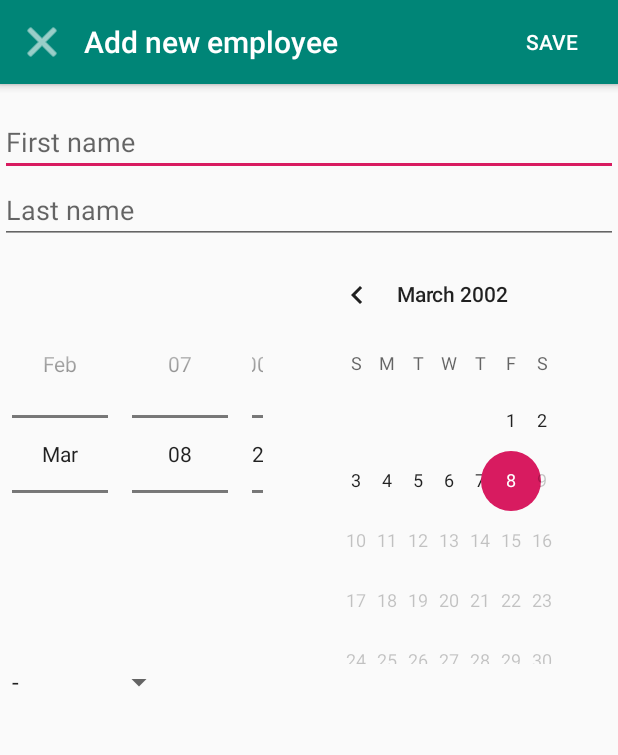
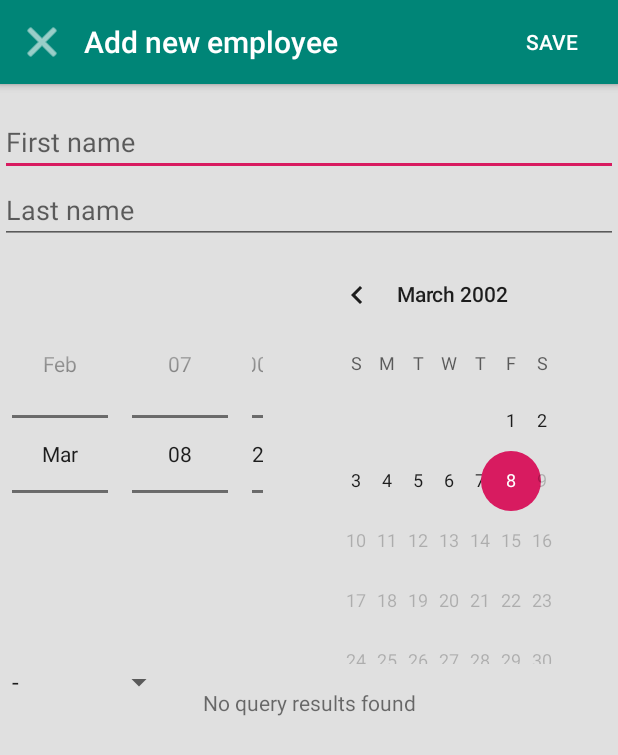
Before and after one commit to DawidLijewski/demo-android-db, an Android app: the screen it shows after launch (MainActivity), after a tap on an icon or button, on a phone screen of 412 x 824 dp. Shown: the top 755 px of the screen. Run offline under Robolectric (Android 15) with nearby library versions, the phone set to English and light mode, and no system bars; our stand-ins replace Dagger/Hilt's generated code, Room's generated code, Timber, data binding; libraries missing offline, so code that uses them is left out: lijewski.demodb.databinding.

```diff
--- /dev/null
+++ b/app/src/main/java/lijewski/demodb/di/module/DashboardModule.kt
@@ -0,0 +1,19 @@
+package lijewski.demodb.di.module
+
+import dagger.Module
+import dagger.Provides
+import lijewski.demodb.presentation.adapter.EmployeeListAdapter
+import lijewski.demodb.presentation.dashboard.DashboardFragment
+
+@Module
+class DashboardModule {
+    @Provides
+    fun bindEmployeeListAdapter(onItemClickedListener: EmployeeListAdapter.OnItemClickedListener): EmployeeListAdapter {
+        return EmployeeListAdapter(onItemClickedListener)
+    }
+
+    @Provides
+    fun bindClickListener(dashboardFragment: DashboardFragment): EmployeeListAdapter.OnItemClickedListener {
+        return dashboardFragment
+    }
+}
--- a/app/src/main/java/lijewski/demodb/di/module/DialogModule.kt
+++ b/app/src/main/java/lijewski/demodb/di/module/DialogModule.kt
@@ -2,13 +2,13 @@ package lijewski.demodb.di.module
 
 import dagger.Module
 import dagger.Provides
-import lijewski.demodb.presentation.main.DialogInterface
 import lijewski.demodb.presentation.main.MainActivity
+import lijewski.demodb.presentation.main.MainDialogInterface
 
 @Module
 class DialogModule {
     @Provides
-    fun bindDismissListener(mainActivity: MainActivity): DialogInterface {
+    fun bindDismissListener(mainActivity: MainActivity): MainDialogInterface {
         return mainActivity
     }
 }
--- a/app/src/main/java/lijewski/demodb/di/module/MainModule.kt
+++ b/app/src/main/java/lijewski/demodb/di/module/MainModule.kt
@@ -3,14 +3,14 @@ package lijewski.demodb.di.module
 import dagger.Module
 import dagger.android.ContributesAndroidInjector
 import lijewski.demodb.presentation.add.AddEmployeeDialogFragment
-import lijewski.demodb.presentation.main.MainFragment
+import lijewski.demodb.presentation.dashboard.DashboardFragment
 import lijewski.demodb.presentation.search.SearchEmployeeFragment
 
 @Suppress("unused")
 @Module(includes = [DialogModule::class])
 abstract class MainModule {
-    @ContributesAndroidInjector
-    abstract fun contributeMainFragment(): MainFragment
+    @ContributesAndroidInjector(modules = [(DashboardModule::class)])
+    abstract fun contributeDashboardFragment(): DashboardFragment
 
     @ContributesAndroidInjector
     abstract fun contributeAddEmployeeDialogFragment(): AddEmployeeDialogFragment
--- a/app/src/main/java/lijewski/demodb/di/module/ViewModelModule.kt
+++ b/app/src/main/java/lijewski/demodb/di/module/ViewModelModule.kt
@@ -8,7 +8,7 @@ import dagger.multibindings.IntoMap
 import lijewski.demodb.di.factory.ViewModelFactory
 import lijewski.demodb.di.key.ViewModelKey
 import lijewski.demodb.presentation.add.AddEmployeeViewModel
-import lijewski.demodb.presentation.main.MainViewModel
+import lijewski.demodb.presentation.dashboard.DashboardViewModel
 import lijewski.demodb.presentation.search.SearchEmployeeViewModel
 
 @Suppress("unused")
@@ -19,8 +19,8 @@ abstract class ViewModelModule {
 
     @Binds
     @IntoMap
-    @ViewModelKey(MainViewModel::class)
-    abstract fun bindMainViewModel(mainViewModel: MainViewModel): ViewModel
+    @ViewModelKey(DashboardViewModel::class)
+    abstract fun bindDashboardViewModel(mainViewModel: DashboardViewModel): ViewModel
 
     @Binds
     @IntoMap
--- /dev/null
+++ b/app/src/main/java/lijewski/demodb/presentation/dashboard/DashboardFragment.kt
@@ -0,0 +1,66 @@
+package lijewski.demodb.presentation.dashboard
+
+import android.os.Bundle
+import android.view.LayoutInflater
+import android.view.View
+import android.view.ViewGroup
+import android.widget.Toast
+import androidx.lifecycle.Observer
+import androidx.lifecycle.ViewModelProvider
+import dagger.android.support.DaggerFragment
+import kotlinx.android.synthetic.main.dashboard_fragment.*
+import lijewski.demodb.app.R
+import lijewski.demodb.domain.model.Employee
+import lijewski.demodb.presentation.adapter.EmployeeListAdapter
+import timber.log.Timber
+import javax.inject.Inject
+
+class DashboardFragment : DaggerFragment(), EmployeeListAdapter.OnItemClickedListener {
+    companion object {
+        const val TAG: String = "DashboardFragment"
+    }
+
+    @Inject
+    lateinit var viewModelFactory: ViewModelProvider.Factory
+
+    @Inject
+    lateinit var adapter: EmployeeListAdapter
+
+    private val dashboardViewModel: DashboardViewModel by lazy {
+        ViewModelProvider(this, viewModelFactory).get(DashboardViewModel::class.java)
+    }
+
+    override fun onCreateView(
+        inflater: LayoutInflater, container: ViewGroup?, savedInstanceState: Bundle?
+    ): View {
+        return inflater.inflate(R.layout.dashboard_fragment, container, false)
+    }
+
+    override fun onActivityCreated(savedInstanceState: Bundle?) {
+        super.onActivityCreated(savedInstanceState)
+
+        with(dashboardViewModel) {
+            isLoading.observe(viewLifecycleOwner, Observer {
+                it?.let {
+                    main_progressbar.visibility = if (it) View.VISIBLE else View.GONE
+                }
+            })
+
+            employeeList.observe(viewLifecycleOwner, Observer {
+                adapter.updateEmployeeList(it)
+            })
+            error.observe(viewLifecycleOwner, Observer {
+                Timber.e(it)
+                showFetchErrorToast()
+            })
+        }
+    }
+
+    override fun onItemClicked(employee: Employee, position: Int) {
+        Timber.d("Clicked employee: %s %s, position nr: %d", employee.lastName, employee.firstName, position)
+    }
+
+    private fun showFetchErrorToast() {
+        Toast.makeText(context, R.string.error_saving_data, Toast.LENGTH_SHORT).show()
+    }
+}
--- a/app/src/main/java/lijewski/demodb/presentation/main/MainViewModel.kt
+++ b/app/src/main/java/lijewski/demodb/presentation/dashboard/DashboardViewModel.kt
@@ -1,10 +1,10 @@
-package lijewski.demodb.presentation.main
+package lijewski.demodb.presentation.dashboard
 
 import lijewski.demodb.domain.usecase.employee.GetAllEmployeesUseCase
 import lijewski.demodb.presentation.base.BaseEmployeeViewModel
 import javax.inject.Inject
 
-class MainViewModel @Inject constructor(
+class DashboardViewModel @Inject constructor(
     private val getAllEmployeesUseCase: GetAllEmployeesUseCase
 ) : BaseEmployeeViewModel() {
 
--- a/app/src/main/java/lijewski/demodb/presentation/main/MainActivity.kt
+++ b/app/src/main/java/lijewski/demodb/presentation/main/MainActivity.kt
@@ -1,35 +1,26 @@
 package lijewski.demodb.presentation.main
 
 import android.os.Bundle
-import androidx.appcompat.app.AppCompatActivity
 import androidx.fragment.app.FragmentTransaction
-import dagger.android.AndroidInjection
-import dagger.android.DispatchingAndroidInjector
-import dagger.android.HasAndroidInjector
+import dagger.android.support.DaggerAppCompatActivity
 import kotlinx.android.synthetic.main.main_activity.*
 import lijewski.demodb.app.R
 import lijewski.demodb.presentation.add.AddEmployeeDialogFragment
-import javax.inject.Inject
+import lijewski.demodb.presentation.dashboard.DashboardFragment
 
-class MainActivity : AppCompatActivity(), HasAndroidInjector, DialogInterface {
-    @Inject
-    lateinit var dispatchingAndroidInjector: DispatchingAndroidInjector<Any>
-
-    override fun androidInjector() = dispatchingAndroidInjector
-
+class MainActivity : DaggerAppCompatActivity(), MainDialogInterface {
 
     override fun onCreate(savedInstanceState: Bundle?) {
-        AndroidInjection.inject(this)
         super.onCreate(savedInstanceState)
         setContentView(R.layout.main_activity)
 
         setSupportActionBar(toolbar)
 
         if (savedInstanceState == null) {
-            val fragment = MainFragment()
+            val fragment = DashboardFragment()
             supportFragmentManager.beginTransaction()
                 .add(R.id.fragment_container, fragment,
-                    MainFragment.TAG
+                    DashboardFragment.TAG
                 ).commit()
         }
 
@@ -50,4 +41,10 @@ class MainActivity : AppCompatActivity(), HasAndroidInjector, DialogInterface {
     override fun onCloseDialog() {
         fab.show()
     }
+
+    override fun onBackPressed() {
+        super.onBackPressed()
+
+        fab.show()
+    }
 }
--- a/app/src/main/java/lijewski/demodb/presentation/main/DialogInterface.kt
+++ b/app/src/main/java/lijewski/demodb/presentation/main/MainDialogInterface.kt
@@ -1,5 +1,5 @@
 package lijewski.demodb.presentation.main
 
-interface DialogInterface {
+interface MainDialogInterface {
     fun onCloseDialog()
 }
--- a/app/src/main/java/lijewski/demodb/presentation/main/MainFragment.kt
+++ /dev/null
@@ -1,45 +0,0 @@
-package lijewski.demodb.presentation.main
-
-import android.os.Bundle
-import android.view.LayoutInflater
-import android.view.View
-import android.view.ViewGroup
-import androidx.lifecycle.Observer
-import androidx.lifecycle.ViewModelProvider
-import dagger.android.support.DaggerFragment
-import kotlinx.android.synthetic.main.main_fragment.*
-import lijewski.demodb.app.R
-import javax.inject.Inject
-
-class MainFragment : DaggerFragment() {
-    companion object {
-        const val TAG: String = "MainFragment"
-    }
-
-    @Inject
-    lateinit var viewModelFactory: ViewModelProvider.Factory
-
-    private val mainViewModel: MainViewModel by lazy {
-        ViewModelProvider(this, viewModelFactory).get(MainViewModel::class.java)
-    }
-
-    override fun onCreateView(
-        inflater: LayoutInflater, container: ViewGroup?, savedInstanceState: Bundle?
-    ): View {
-        return inflater.inflate(R.layout.main_fragment, container, false)
-    }
-
-    override fun onActivityCreated(savedInstanceState: Bundle?) {
-        super.onActivityCreated(savedInstanceState)
-
-        with(mainViewModel) {
-            isLoading.observe(viewLifecycleOwner, Observer {
-                it?.let {
-                    main_progressbar.visibility = if (it) View.VISIBLE else View.GONE
-                }
-            })
-
-            //TODO: load employees into recyclerview
-        }
-    }
-}
--- /dev/null
+++ b/app/src/main/res/layout/dashboard_fragment.xml
@@ -0,0 +1,51 @@
+<?xml version="1.0" encoding="utf-8"?>
+<layout xmlns:android="http://schemas.android.com/apk/res/android"
+    xmlns:app="http://schemas.android.com/apk/res-auto"
+    xmlns:tools="http://schemas.android.com/tools">
+
+    <data>
+
+        <import type="android.view.View" />
+
+        <variable
+            name="viewModel"
+            type="lijewski.demodb.presentation.dashboard.DashboardViewModel" />
+    </data>
+
+    <androidx.constraintlayout.widget.ConstraintLayout
+        android:layout_width="match_parent"
+        android:layout_height="match_parent"
+        app:layout_behavior="@string/appbar_scrolling_view_behavior"
+        tools:context="lijewski.demodb.presentation.dashboard.DashboardFragment">
+
+        <TextView
+            android:layout_width="wrap_content"
+            android:layout_height="wrap_content"
+            android:text="@string/no_query_results"
+            app:layout_constraintBottom_toBottomOf="parent"
+            app:layout_constraintLeft_toLeftOf="parent"
+            app:layout_constraintRight_toRightOf="parent"
+            app:layout_constraintTop_toTopOf="parent"
+            app:visibleGone="@{viewModel.employeeList.empty}" />
+
+        <androidx.recyclerview.widget.RecyclerView
+            android:id="@+id/recycler_view"
+            android:layout_width="match_parent"
+            android:layout_height="match_parent"
+            app:layoutManager="LinearLayoutManager"
+            app:layout_constraintLeft_toLeftOf="parent"
+            app:layout_constraintTop_toTopOf="parent" />
+
+        <ProgressBar
+            android:id="@+id/main_progressbar"
+            style="?android:attr/progressBarStyleLarge"
+            android:layout_width="wrap_content"
+            android:layout_height="wrap_content"
+            app:layout_constraintBottom_toBottomOf="parent"
+            app:layout_constraintLeft_toLeftOf="parent"
+            app:layout_constraintRight_toRightOf="parent"
+            app:layout_constraintTop_toTopOf="parent"
+            app:visibleGone="@{viewModel.isLoading}" />
+
+    </androidx.constraintlayout.widget.ConstraintLayout>
+</layout>
--- a/app/src/main/res/layout/main_fragment.xml
+++ /dev/null
@@ -1,29 +0,0 @@
-<?xml version="1.0" encoding="utf-8"?>
-<androidx.constraintlayout.widget.ConstraintLayout xmlns:android="http://schemas.android.com/apk/res/android"
-    xmlns:app="http://schemas.android.com/apk/res-auto"
-    xmlns:tools="http://schemas.android.com/tools"
-    android:layout_width="match_parent"
-    android:layout_height="match_parent"
-    app:layout_behavior="@string/appbar_scrolling_view_behavior"
-    tools:context="lijewski.demodb.presentation.main.MainFragment">
-
-    <androidx.recyclerview.widget.RecyclerView
-        android:id="@+id/recycler_view"
-        android:layout_width="match_parent"
-        android:layout_height="match_parent"
-        app:layoutManager="LinearLayoutManager"
-        app:layout_constraintLeft_toLeftOf="parent"
-        app:layout_constraintTop_toTopOf="parent" />
-
-    <ProgressBar
-        android:id="@+id/main_progressbar"
-        style="?android:attr/progressBarStyleLarge"
-        android:layout_width="wrap_content"
-        android:layout_height="wrap_content"
-        android:visibility="gone"
-        app:layout_constraintBottom_toBottomOf="parent"
-        app:layout_constraintLeft_toLeftOf="parent"
-        app:layout_constraintRight_toRightOf="parent"
-        app:layout_constraintTop_toTopOf="parent" />
-
-</androidx.constraintlayout.widget.ConstraintLayout>
--- a/app/src/main/res/values/colors.xml
+++ b/app/src/main/res/values/colors.xml
@@ -3,4 +3,6 @@
     <color name="colorPrimary">#008577</color>
     <color name="colorPrimaryDark">#00574B</color>
     <color name="colorAccent">#D81B60</color>
+
+    <color name="grey_300">#E0E0E0</color>
 </resources>
--- a/app/src/main/res/values/strings.xml
+++ b/app/src/main/res/values/strings.xml
@@ -13,6 +13,12 @@
     <string name="addemployee_dialog_title">Add new employee</string>
     <string name="error">Error</string>
     <string name="error_empty_field">All information fields must be filled out before you can click SAVE!</string>
+    <string name="error_fetching_data">Failed to fetch new data!</string>
     <string name="error_saving_data">Failed to save new employee!</string>
+    <string name="success_saving_data">New employee data saved successfully!</string>
     <string name="ok">OK</string>
+    <string name="age_label">Age:&#160;</string>
+    <string name="no_query_results">No query results found</string>
+
+    <string name="space">\u00A0</string>
 </resources>
```
Also changed, not shown: app/src/main/java/lijewski/demodb/databinding/CustomBindingAdapter.kt (+12 -0 lines), app/src/main/java/lijewski/demodb/presentation/adapter/EmployeeListAdapter.kt (added, +63 -0 lines), app/src/main/java/lijewski/demodb/presentation/add/AddEmployeeDialogFragment.kt (+12 -5 lines), app/src/main/res/layout/item_employee.xml (added, +87 -0 lines), app/src/main/res/values/dimens.xml (+14 -1 lines), app/src/main/res/values/styles.xml (+31 -0 lines), 1 other file.
